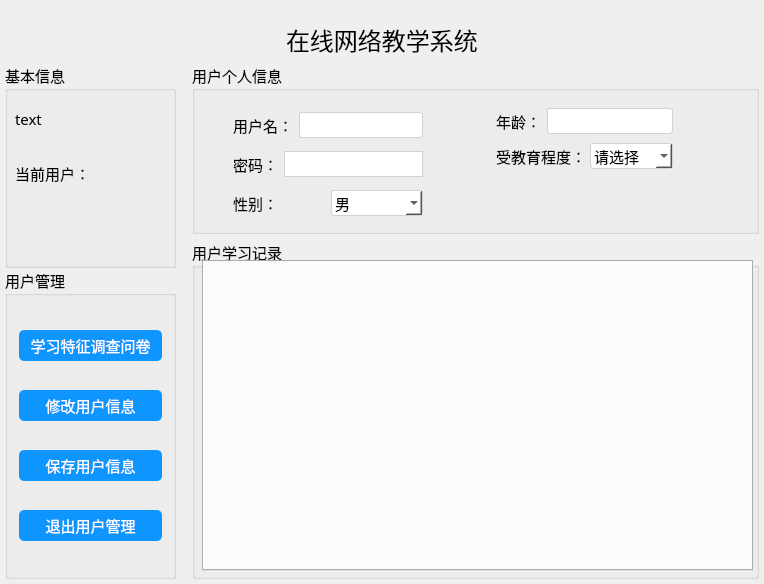
The window that PatternKnowledgeEducationSystem/userinfowidget.ui (JosanSun/NewGenerationNetworkEducation) describes before a commit, drawn with Qt 5.
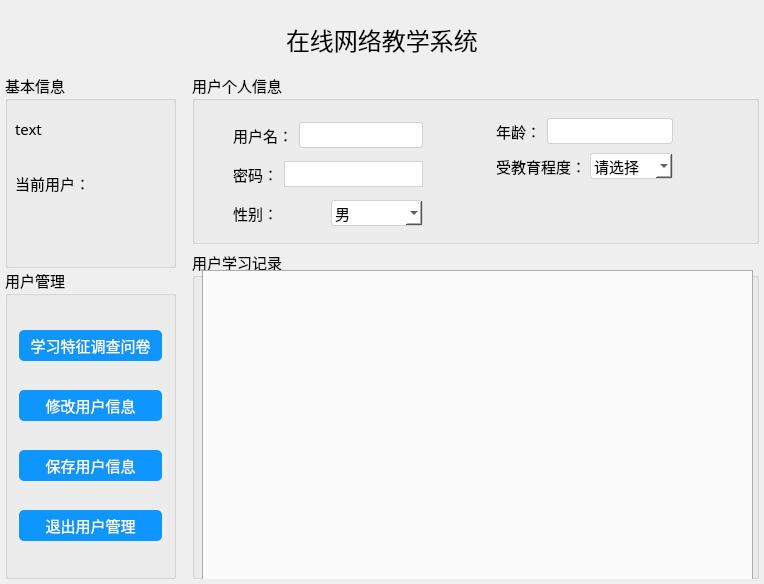
The same window after the commit. Icons and pictures are not drawn.

```diff
--- a/PatternKnowledgeEducationSystem/userinfowidget.ui
+++ b/PatternKnowledgeEducationSystem/userinfowidget.ui
@@ -99,6 +99,9 @@
    </item>
    <item>
     <layout class="QHBoxLayout" name="horizontalLayout_6">
+     <property name="bottomMargin">
+      <number>10</number>
+     </property>
      <item>
       <spacer name="horizontalSpacer_2">
        <property name="orientation">
@@ -243,7 +246,7 @@
            <rect>
             <x>10</x>
             <y>30</y>
-            <width>111</width>
+            <width>141</width>
             <height>51</height>
            </rect>
           </property>
```
